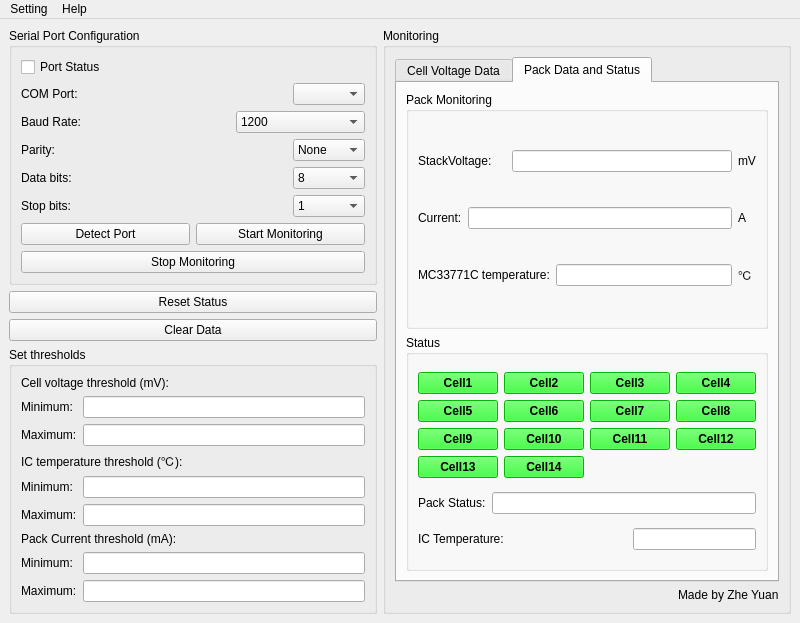
First picture: the form in BMS_GUI.ui, repository Zyuangeorge/Third_year_project, before the edit.
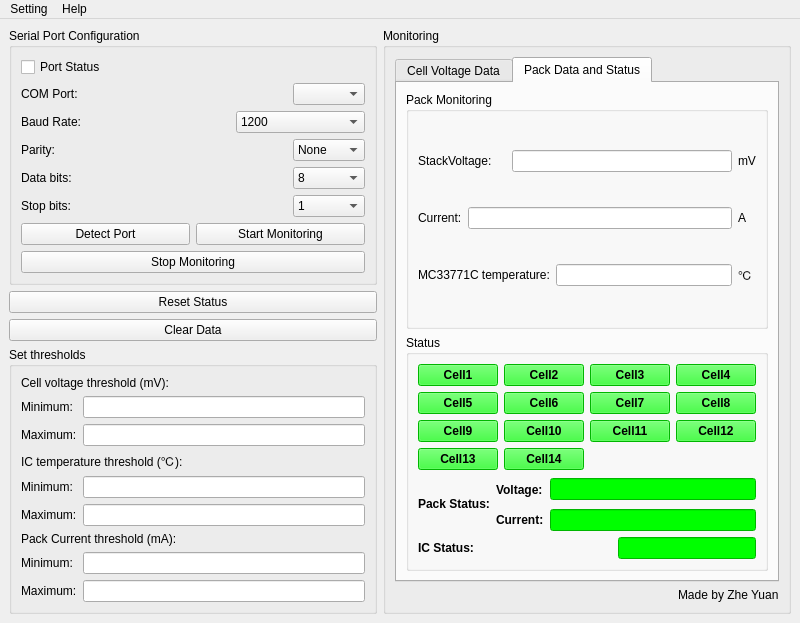
Second picture: the form after the edit. The open tabs and pages were chosen to show the change.

The edit to the form file:
```diff
--- a/BMS_GUI.ui
+++ b/BMS_GUI.ui
@@ -1005,21 +1005,75 @@
                </layout>
               </item>
               <item>
-               <layout class="QHBoxLayout" name="packStatusLayout">
-                <item>
+               <layout class="QGridLayout" name="PackStatusLayout">
+                <item row="0" column="0" rowspan="3">
                  <widget class="QLabel" name="packStatusLabel">
+                  <property name="font">
+                   <font>
+                    <family>Arial</family>
+                    <bold>true</bold>
+                   </font>
+                  </property>
                   <property name="text">
                    <string>Pack Status:</string>
                   </property>
                  </widget>
                 </item>
-                <item>
-                 <widget class="QLineEdit" name="packStatusDisplay">
-                  <property name="focusPolicy">
-                   <enum>Qt::NoFocus</enum>
+                <item row="2" column="3">
+                 <widget class="QLineEdit" name="packVoltageStatusDisplay">
+                  <property name="mouseTracking">
+                   <bool>false</bool>
                   </property>
                   <property name="acceptDrops">
                    <bool>false</bool>
+                  </property>
+                  <property name="styleSheet">
+                   <string notr="true">background-color: rgb(0, 255, 0);</string>
+                  </property>
+                 </widget>
+                </item>
+                <item row="2" column="1" colspan="2">
+                 <widget class="QLabel" name="packCurrentStatusLabel">
+                  <property name="font">
+                   <font>
+                    <family>Arial</family>
+                    <bold>true</bold>
+                   </font>
+                  </property>
+                  <property name="text">
+                   <string>Current:</string>
+                  </property>
+                 </widget>
+                </item>
+                <item row="0" column="3" rowspan="2">
+                 <widget class="QLineEdit" name="packCurrentStatusDisplay">
+                  <property name="sizePolicy">
+                   <sizepolicy hsizetype="Expanding" vsizetype="Fixed">
+                    <horstretch>0</horstretch>
+                    <verstretch>0</verstretch>
+                   </sizepolicy>
+                  </property>
+                  <property name="mouseTracking">
+                   <bool>false</bool>
+                  </property>
+                  <property name="acceptDrops">
+                   <bool>false</bool>
+                  </property>
+                  <property name="styleSheet">
+                   <string notr="true">background-color: rgb(0, 255, 0);</string>
+                  </property>
+                 </widget>
+                </item>
+                <item row="0" column="1" rowspan="2" colspan="2">
+                 <widget class="QLabel" name="packVoltageStatusLabel">
+                  <property name="font">
+                   <font>
+                    <family>Arial</family>
+                    <bold>true</bold>
+                   </font>
+                  </property>
+                  <property name="text">
+                   <string>Voltage:</string>
                   </property>
                  </widget>
                 </item>
@@ -1029,8 +1083,14 @@
                <layout class="QHBoxLayout" name="ICStatusLayout">
                 <item>
                  <widget class="QLabel" name="ICStatusLabel">
+                  <property name="font">
+                   <font>
+                    <family>Arial</family>
+                    <bold>true</bold>
+                   </font>
+                  </property>
                   <property name="text">
-                   <string>IC Temperature:</string>
+                   <string>IC Status:</string>
                   </property>
                  </widget>
                 </item>
@@ -1055,6 +1115,9 @@
                   <property name="acceptDrops">
                    <bool>false</bool>
                   </property>
+                  <property name="styleSheet">
+                   <string notr="true">background-color: rgb(0, 255, 0);</string>
+                  </property>
                  </widget>
                 </item>
                </layout>
```
Left out of the diff: 74 changed lines with no effect on the pictures.
